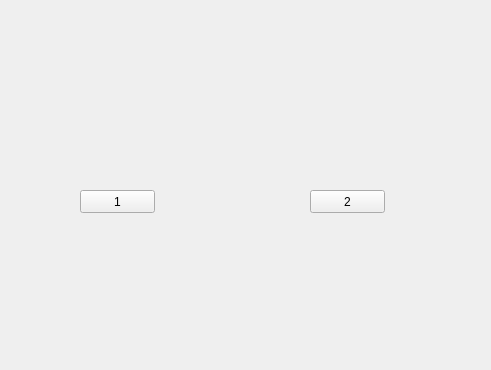
First picture: the form in mainwindow.ui, repository 86274/GUI_OOP_KR, before the edit; both pictures show x 120 to 611 and y 0 to 370 of the 800 by 600 pixel window.
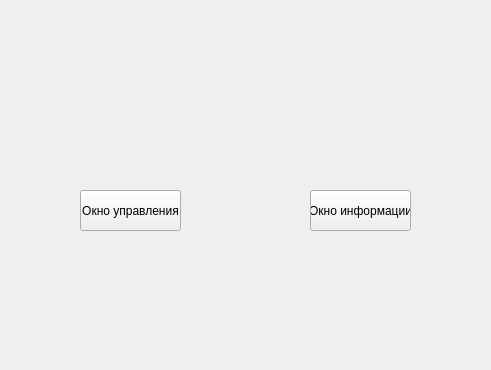
Second picture: the form after the edit.

What changed in the file:
```diff
--- a/mainwindow.ui
+++ b/mainwindow.ui
@@ -19,12 +19,12 @@
      <rect>
       <x>200</x>
       <y>190</y>
-      <width>75</width>
-      <height>23</height>
+      <width>101</width>
+      <height>41</height>
      </rect>
     </property>
     <property name="text">
-     <string>1</string>
+     <string>Окно управления</string>
     </property>
    </widget>
    <widget class="QPushButton" name="pushButton_2">
@@ -32,12 +32,12 @@
      <rect>
       <x>430</x>
       <y>190</y>
-      <width>75</width>
-      <height>23</height>
+      <width>101</width>
+      <height>41</height>
      </rect>
     </property>
     <property name="text">
-     <string>2</string>
+     <string>Окно информации</string>
     </property>
    </widget>
   </widget>
```
